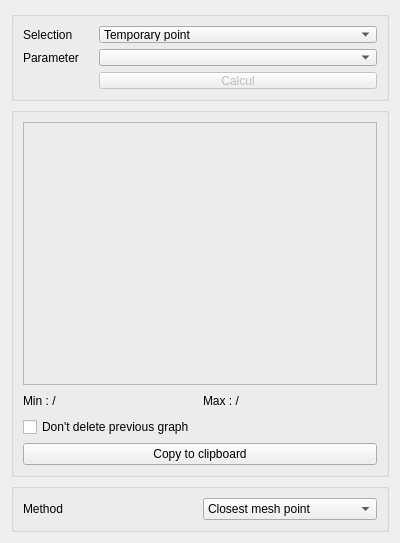
This is meshlayertools/TemporalGraphTool.ui in Artelia/PostTelemac as Qt 5 draws it before an edit. The edited form follows.
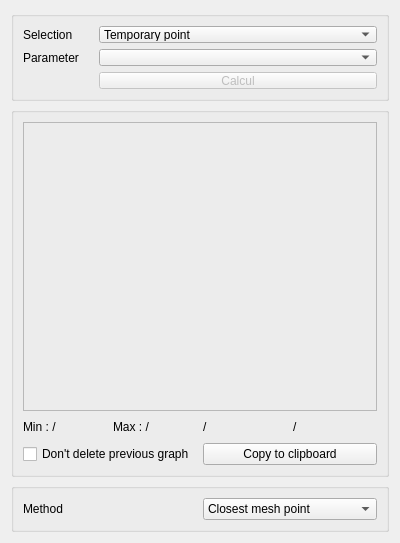
This is the edited form. Icons and pictures are not drawn.

Patch:
```diff
--- a/meshlayertools/TemporalGraphTool.ui
+++ b/meshlayertools/TemporalGraphTool.ui
@@ -126,6 +126,13 @@
       <string/>
      </property>
      <layout class="QGridLayout" name="gridLayout_14">
+      <item row="1" column="2">
+       <widget class="QLabel" name="label_X">
+        <property name="text">
+         <string>/</string>
+        </property>
+       </widget>
+      </item>
       <item row="1" column="1">
        <widget class="QLabel" name="label_max">
         <property name="text">
@@ -146,7 +153,21 @@
         </property>
        </widget>
       </item>
-      <item row="0" column="0" colspan="2">
+      <item row="2" column="0" colspan="2">
+       <widget class="QCheckBox" name="checkBox">
+        <property name="text">
+         <string>Don't delete previous graph</string>
+        </property>
+       </widget>
+      </item>
+      <item row="1" column="3">
+       <widget class="QLabel" name="label_Y">
+        <property name="text">
+         <string>/</string>
+        </property>
+       </widget>
+      </item>
+      <item row="0" column="0" colspan="4">
        <widget class="QFrame" name="frame">
         <property name="frameShape">
          <enum>QFrame::StyledPanel</enum>
@@ -156,26 +177,21 @@
         </property>
        </widget>
       </item>
-      <item row="3" column="0" colspan="2">
+      <item row="2" column="2" colspan="2">
        <widget class="QPushButton" name="pushButton_graphtemp_pressepapier">
         <property name="text">
          <string>Copy to clipboard</string>
         </property>
        </widget>
       </item>
-      <item row="2" column="0" colspan="2">
-       <widget class="QCheckBox" name="checkBox">
-        <property name="text">
-         <string>Don't delete previous graph</string>
-        </property>
-       </widget>
-      </item>
      </layout>
      <zorder>frame</zorder>
      <zorder>label_max</zorder>
      <zorder>label_min</zorder>
-     <zorder>pushButton_graphtemp_pressepapier</zorder>
      <zorder>checkBox</zorder>
+     <zorder>label_X</zorder>
+     <zorder>label_Y</zorder>
+     <zorder>pushButton_graphtemp_pressepapier</zorder>
     </widget>
    </item>
    <item>
```
